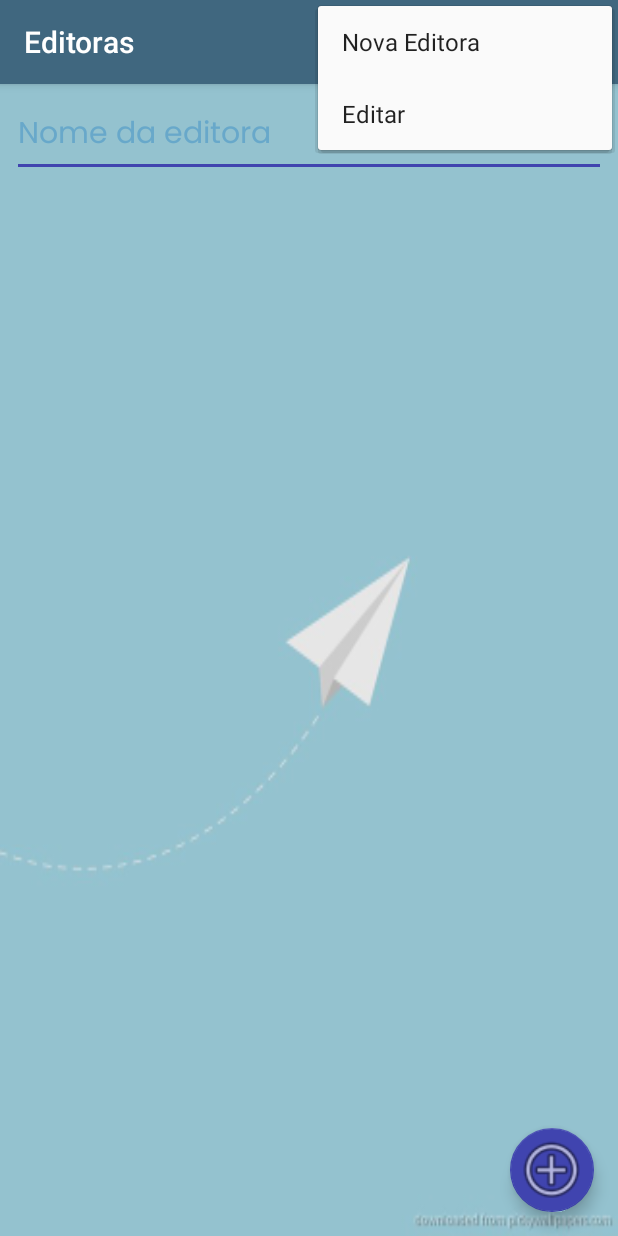
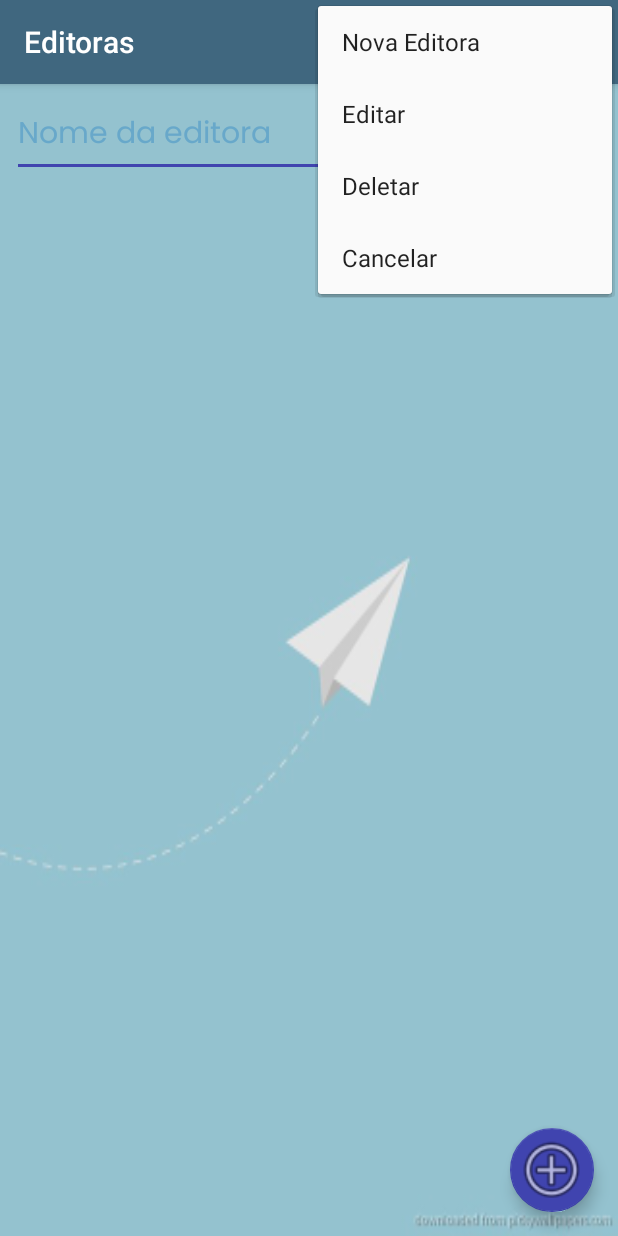
Before and after one commit to IgorC0st4/MangaBank, an Android app: the EditorasActivity screen opened directly, with no data from a screen before it, with the options menu open, on a phone screen of 412 x 824 dp. Run offline under Robolectric (Android 15) with nearby library versions, the light colour scheme and no system bars; our stand-ins replace ButterKnife, Room's generated code.

Commit message:
inicio delete editora

```diff
--- a/app/src/main/java/br/com/mangabank/Interface/EditorasActivity.java
+++ b/app/src/main/java/br/com/mangabank/Interface/EditorasActivity.java
@@ -5,7 +5,6 @@ import android.content.DialogInterface;
 import android.content.Intent;
 import android.os.Bundle;
 import android.support.design.widget.FloatingActionButton;
-import android.support.design.widget.Snackbar;
 import android.support.v7.app.AlertDialog;
 import android.support.v7.app.AppCompatActivity;
 import android.support.v7.widget.Toolbar;
@@ -13,14 +12,11 @@ import android.view.Menu;
 import android.view.MenuItem;
 import android.view.View;
 import android.widget.ArrayAdapter;
-import android.widget.BaseAdapter;
 import android.widget.EditText;
 import android.widget.LinearLayout;
-import android.widget.ListAdapter;
 import android.widget.ListView;
 import android.widget.Toast;
 
-import java.util.ArrayList;
 import java.util.List;
 
 import br.com.mangabank.Model.Editora;
@@ -35,6 +31,9 @@ import butterknife.OnTextChanged;
 
 public class EditorasActivity extends AppCompatActivity {
 
+    @BindView(R.id.list_editoras_deletar)
+    ListView list_editoras_deletar;
+
     @BindView(R.id.list_editoras)
     ListView list_editoras;
 
@@ -44,11 +43,15 @@ public class EditorasActivity extends AppCompatActivity {
     @BindView(R.id.txt_nome_pesquisa)
     EditText txt_nome_pesquisa;
 
+
     private EditoraRepository editoraRepository;
     private List<Editora> editoras;
+    private boolean deletar = false;
 
     static final int SALVAR = Menu.FIRST;
     static final int ATUALIZAR = Menu.FIRST + 1;
+    static final int DELETAR = Menu.FIRST + 2;
+    static final int CANCELAR = Menu.FIRST + 3;
 
     @Override
     protected void onCreate(Bundle savedInstanceState) {
@@ -66,20 +69,37 @@ public class EditorasActivity extends AppCompatActivity {
     @Override
     protected void onResume() {
         super.onResume();
-        editoras = editoraRepository.listar();
         populaTela();
     }
 
+    @SuppressLint("NewApi")
+    private void populaTela() {
+        editoras = editoraRepository.listar();
+        if (deletar) {
+            list_editoras.setVisibility(View.GONE);
+            list_editoras_deletar.setVisibility(View.VISIBLE);
+            list_editoras_deletar.setChoiceMode(ListView.CHOICE_MODE_MULTIPLE);
+            ArrayAdapter<Editora> adapter = new ArrayAdapter<Editora>(this, android.R.layout.simple_list_item_multiple_choice, editoras);
+            list_editoras.setAdapter(adapter);
+            list_editoras_deletar.setVisibility(View.VISIBLE);
+            txt_nome_pesquisa.setEnabled(false);
+        } else {
+            list_editoras.setVisibility(View.VISIBLE);
+            list_editoras_deletar.setVisibility(View.GONE);
+            ArrayAdapter<Editora> adapter = new ArrayAdapter<Editora>(this, android.R.layout.simple_list_item_1, editoras);
+            list_editoras.setAdapter(adapter);
+            list_editoras.setVisibility(View.VISIBLE);
+        }
 
-    private void populaTela() {
-        ArrayAdapter<Editora> adapter = new ArrayAdapter<Editora>(this, android.R.layout.simple_list_item_1, editoras);
-        list_editoras.setAdapter(adapter);
-        list_editoras.setVisibility(View.VISIBLE);
+    }
+
+    @OnItemClick(R.id.list_editoras_deletar)
+    public void marcar(int position){
+
     }
 
     @OnItemClick(R.id.list_editoras)
     public void chamarTelaDeTitulos(int position) {
-
         Editora editora = editoras.get(position);
         Intent intent = new Intent(this, TitulosEditoraActivity.class);
         intent.putExtra("editora", editora);
@@ -87,7 +107,7 @@ public class EditorasActivity extends AppCompatActivity {
     }
 
 
-    @OnItemLongClick(R.id.list_editoras)
+    @OnItemLongClick(R.id.list_editoras_deletar)
     public boolean editarEditora(int position) {
         final Editora editora = editoras.get(position);
         AlertDialog.Builder alertDialog = new AlertDialog.Builder(this);
@@ -179,10 +199,11 @@ public class EditorasActivity extends AppCompatActivity {
 
         menu.add(0, SALVAR, 0, "Nova Editora");
         menu.add(0, ATUALIZAR, 0, "Editar");
+        menu.add(0, DELETAR, 0, "Deletar");
+        menu.add(0, CANCELAR, 0, "Cancelar");
 
         return true;
     }
-
 
     @SuppressLint("RestrictedApi")
     @Override
@@ -199,8 +220,16 @@ public class EditorasActivity extends AppCompatActivity {
             case ATUALIZAR:
                 Toast.makeText(this, "Dê um clique longo em um item para editar!", Toast.LENGTH_LONG).show();
                 return true;
+            case DELETAR:
+                deletar = true;
+                populaTela();
+                return true;
+            case CANCELAR:
+                deletar = false;
+                return true;
         }
 
         return super.onOptionsItemSelected(item);
     }
+
 }
--- a/app/src/main/res/layout/content_editoras.xml
+++ b/app/src/main/res/layout/content_editoras.xml
@@ -39,4 +39,19 @@
         app:layout_constraintStart_toStartOf="@+id/txt_nome_pesquisa"
         app:layout_constraintTop_toBottomOf="@+id/txt_nome_pesquisa"></ListView>
 
+    <ListView
+        android:id="@+id/list_editoras_deletar"
+        android:layout_width="match_parent"
+        android:layout_height="0dp"
+        android:layout_marginStart="8dp"
+        android:layout_marginLeft="8dp"
+        android:layout_marginTop="8dp"
+        android:layout_marginEnd="8dp"
+        android:layout_marginRight="8dp"
+        android:layout_marginBottom="16dp"
+        app:layout_constraintBottom_toBottomOf="parent"
+        app:layout_constraintEnd_toEndOf="@+id/txt_nome_pesquisa"
+        app:layout_constraintStart_toStartOf="@+id/txt_nome_pesquisa"
+        app:layout_constraintTop_toBottomOf="@+id/txt_nome_pesquisa"></ListView>
+
 </android.support.constraint.ConstraintLayout>
```
Also changed, not shown: app/src/main/java/br/com/mangabank/Model/Titulo.java (+7 -5 lines), app/src/main/java/br/com/mangabank/Model/Volume.java (+7 -5 lines), 1 other file.
